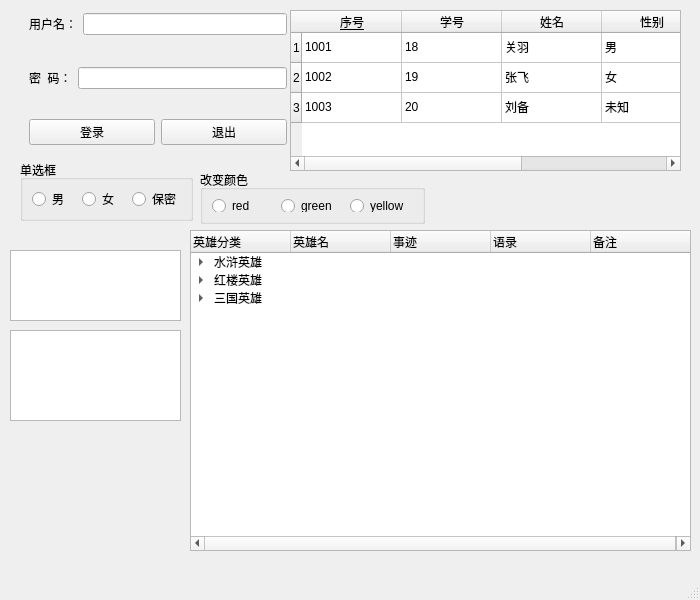
Qt form Ui_Layout/mymainwindow.ui (tsungcode/Qt-repo) before a commit.
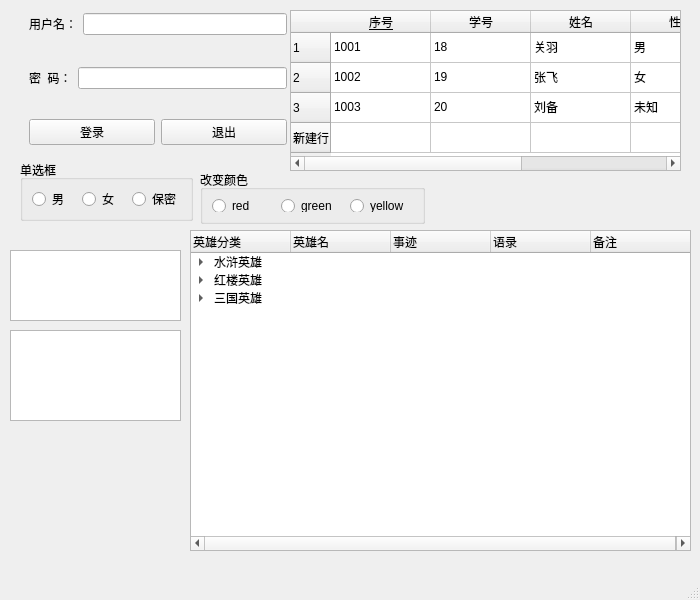
The same form after that commit. Icons and pictures are not drawn.

Commit message: Ui 控件学习之QtableWidget 增加ico行

```diff
--- a/Ui_Layout/mymainwindow.ui
+++ b/Ui_Layout/mymainwindow.ui
@@ -365,6 +365,11 @@
       <string>3</string>
      </property>
     </row>
+    <row>
+     <property name="text">
+      <string>新建行</string>
+     </property>
+    </row>
     <column>
      <property name="text">
       <string>序号</string>
@@ -470,6 +475,51 @@
       <string>河北</string>
      </property>
     </item>
+    <item row="3" column="0">
+     <property name="text">
+      <string/>
+     </property>
+     <property name="icon">
+      <iconset resource="res.qrc">
+       <normaloff>:/image/15.ico</normaloff>:/image/15.ico</iconset>
+     </property>
+    </item>
+    <item row="3" column="1">
+     <property name="text">
+      <string/>
+     </property>
+     <property name="icon">
+      <iconset resource="res.qrc">
+       <normaloff>:/image/16.ico</normaloff>:/image/16.ico</iconset>
+     </property>
+    </item>
+    <item row="3" column="2">
+     <property name="text">
+      <string/>
+     </property>
+     <property name="icon">
+      <iconset resource="res.qrc">
+       <normaloff>:/image/17.ico</normaloff>:/image/17.ico</iconset>
+     </property>
+    </item>
+    <item row="3" column="3">
+     <property name="text">
+      <string/>
+     </property>
+     <property name="icon">
+      <iconset resource="res.qrc">
+       <normaloff>:/image/13.ico</normaloff>:/image/13.ico</iconset>
+     </property>
+    </item>
+    <item row="3" column="4">
+     <property name="text">
+      <string/>
+     </property>
+     <property name="icon">
+      <iconset resource="res.qrc">
+       <normaloff>:/image/1.ico</normaloff>:/image/1.ico</iconset>
+     </property>
+    </item>
    </widget>
   </widget>
   <widget class="QMenuBar" name="menubar">
```
The commit also changes 1 other file.
